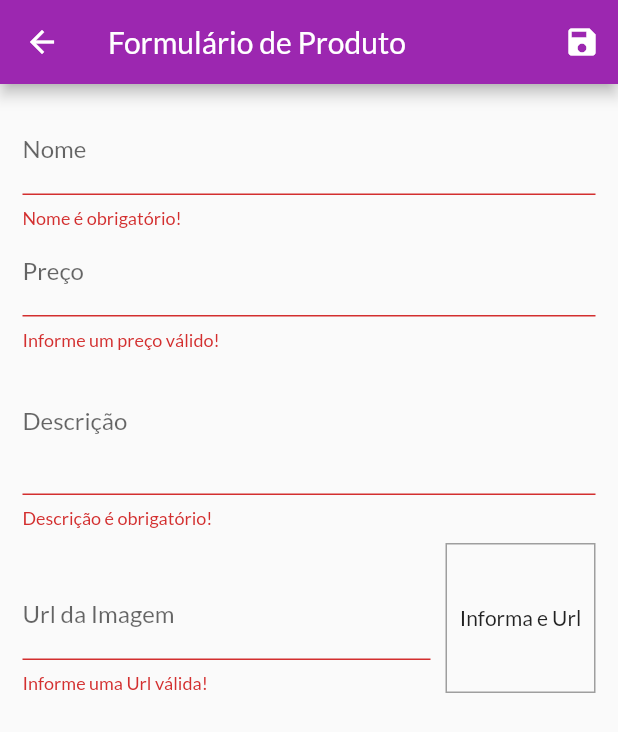
After one commit to romildoalimajr/shop, a Flutter app: the ProductFormPage screen opened by its route, after a tap on the "save" icon, on a phone screen of 412 x 824 dp. The commit adds this screen. Shown: the top 732 px of the screen. Run offline on Flutter 3.47's test engine with Material 2 defaults, Android fonts, the phone set to English and light mode, and no system bars; network calls fail.

Commit message:
Implementação dos métodos CRUD + formulários

```diff
--- a/lib/components/product_grid.dart
+++ b/lib/components/product_grid.dart
@@ -1,13 +1,13 @@
 import 'package:flutter/material.dart';
 import 'package:provider/provider.dart';
-import 'package:shop/components/product_item.dart';
+import 'package:shop/components/product_grid_item.dart';
 import '../models/product.dart';
 import '../models/product_list.dart';
 
 class ProductGrid extends StatelessWidget {
   final bool showFavoriteOnly;
 
-  ProductGrid(this.showFavoriteOnly);
+  ProductGrid(this.showFavoriteOnly, {super.key});
 
   @override
   Widget build(BuildContext context) {
@@ -20,7 +20,7 @@ class ProductGrid extends StatelessWidget {
       itemCount: loadedProducts.length,
       itemBuilder: (ctx, i) => ChangeNotifierProvider.value(
         value: loadedProducts[i],
-        child: ProductItem(),
+        child: ProductGridItem(),
       ),
       gridDelegate: const SliverGridDelegateWithFixedCrossAxisCount(
         crossAxisCount: 2,
--- a/lib/main.dart
+++ b/lib/main.dart
@@ -5,6 +5,8 @@ import 'package:shop/models/product_list.dart';
 import 'package:shop/pages/cart_page.dart';
 import 'package:shop/pages/orders_page.dart';
 import 'package:shop/pages/product_detail_page.dart';
+import 'package:shop/pages/product_form_page.dart';
+import 'package:shop/pages/products_page.dart';
 import 'models/cart.dart';
 import 'pages/products_overview_page.dart';
 import 'package:shop/utils/app_routes.dart';
@@ -42,6 +44,8 @@ class MyApp extends StatelessWidget {
           AppRoutes.PRODUCT_DETAIL: (context) => const ProductDetailPage(),
           AppRoutes.CART: (context) => const CartPage(),
           AppRoutes.ORDERS: (context) => const OrdersPage(),
+          AppRoutes.PRODUCTS: (context) => const ProductsPage(),
+          AppRoutes.PRODUCT_FORM: (context) => const ProductFormPage(),
         },
       ),
     );
--- a/lib/pages/counter_page.dart
+++ b/lib/pages/counter_page.dart
@@ -32,7 +32,7 @@ class _CounterPageState extends State<CounterPage> {
             },
           ),
           IconButton(
-            icon: Icon(Icons.remove),
+            icon: const Icon(Icons.remove),
             onPressed: () {
               setState(() {
                 provider?.state.dec();
--- /dev/null
+++ b/lib/pages/product_form_page.dart
@@ -0,0 +1,229 @@
+import 'package:flutter/material.dart';
+import 'package:provider/provider.dart';
+import 'package:shop/models/product.dart';
+import 'package:shop/models/product_list.dart';
+
+class ProductFormPage extends StatefulWidget {
+  const ProductFormPage({super.key});
+
+  @override
+  State<ProductFormPage> createState() => _ProductFormPageState();
+}
+
+class _ProductFormPageState extends State<ProductFormPage> {
+  final _priceFocus = FocusNode();
+  final _descriptionFocus = FocusNode();
+
+  final _imageUrlFocus = FocusNode();
+  final _imageUrlController = TextEditingController();
+
+  final _formKey = GlobalKey<FormState>();
+  final _formData = <String, Object>{};
+
+  @override
+  void initState() {
+    // TODO: implement initState
+    super.initState();
+    _imageUrlFocus.addListener(updateImage);
+  }
+
+  @override
+  void didChangeDependencies() {
+    // TODO: implement didChangeDependencies
+    super.didChangeDependencies();
+
+    if (_formData.isEmpty) {
+      final arg = ModalRoute.of(context)?.settings.arguments;
+
+      if (arg != null) {
+        final product = arg as Product;
+        _formData['id'] = product.id;
+        _formData['name'] = product.name;
+        _formData['price'] = product.price;
+        _formData['description'] = product.description;
+        _formData['imageUrl'] = product.imageUrl;
+
+        _imageUrlController.text = product.imageUrl;
+      }
+    }
+  }
+
+  @override
+  void dispose() {
+    super.dispose();
+    _priceFocus.dispose();
+    _descriptionFocus.dispose();
+
+    _imageUrlFocus.removeListener(updateImage);
+    _imageUrlFocus.dispose();
+  }
+
+  void updateImage() {
+    setState(() {});
+  }
+
+  bool isValidImageUrl(String url) {
+    bool isValidUrl = Uri.tryParse(url)?.hasAbsolutePath ?? false;
+    bool endsWithFile = url.toLowerCase().endsWith('.jpg') ||
+        url.toLowerCase().endsWith('.png') ||
+        url.toLowerCase().endsWith('.jpeg');
+
+    return isValidUrl && endsWithFile;
+  }
+
+  void _submitForm() {
+    final isValid = _formKey.currentState?.validate() ?? false;
+
+    if (!isValid) {
+      return;
+    }
+
+    _formKey.currentState?.save();
+
+    Provider.of<ProductList>(
+      context,
+      listen: false,
+    ).saveProduct(_formData);
+
+    Navigator.of(context).pop();
+  }
+
+  @override
+  Widget build(BuildContext context) {
+    return Scaffold(
+      appBar: AppBar(
+        title: const Text('Formulário de Produto'),
+        actions: [
+          IconButton(
+            onPressed: _submitForm,
+            icon: const Icon(Icons.save),
+          ),
+        ],
+      ),
+      body: Padding(
+        padding: const EdgeInsets.all(15),
+        child: Form(
+          key: _formKey,
+          child: ListView(
+            children: [
+              TextFormField(
+                initialValue: _formData['name']?.toString(),
+                decoration: const InputDecoration(
+                  labelText: 'Nome',
+                ),
+                textInputAction: TextInputAction.next,
+                onFieldSubmitted: (_) {
+                  FocusScope.of(context).requestFocus(_priceFocus);
+                },
+                onSaved: (name) => _formData['name'] = name ?? '',
+                validator: (_name) {
+                  final name = _name ?? '';
+
+                  if (name.trim().isEmpty) {
+                    return 'Nome é obrigatório!';
+                  }
+                  if (name.trim().length < 3) {
+                    return 'Nome precisa no mínimo de 2 letras';
+                  }
+                  return null;
+                },
+              ),
+              TextFormField(
+                initialValue: _formData['price']?.toString(),
+                decoration: const InputDecoration(labelText: 'Preço'),
+                textInputAction: TextInputAction.next,
+                focusNode: _priceFocus,
+                keyboardType: const TextInputType.numberWithOptions(
+                  decimal: true,
+                  signed: true,
+                ),
+                onFieldSubmitted: (_) {
+                  FocusScope.of(context).requestFocus(_descriptionFocus);
+                },
+                onSaved: (price) =>
+                    _formData['price'] = price ?? double.parse(price ?? '0'),
+                validator: (_price) {
+                  final priceString = _price ?? '';
+                  final price = double.tryParse(priceString) ?? -1;
+                  if (price <= 0) {
+                    return 'Informe um preço válido!';
+                  }
+
+                  return null;
+                },
+              ),
+              TextFormField(
+                initialValue: _formData['description']?.toString(),
+                decoration: const InputDecoration(labelText: 'Descrição'),
+                keyboardType: TextInputType.multiline,
+                focusNode: _descriptionFocus,
+                maxLines: 3,
+                onSaved: (description) =>
+                    _formData['description'] = description ?? '',
+                validator: (_description) {
+                  final description = _description ?? '';
+
+                  if (description.trim().isEmpty) {
+                    return 'Descrição é obrigatório!';
+                  }
+                  if (description.trim().length < 10) {
+                    return 'Descrição precisa no mínimo de 10 letras';
+                  }
+                  return null;
+                },
+              ),
+              Row(
+                crossAxisAlignment: CrossAxisAlignment.end,
+                children: [
+                  Expanded(
+                    child: TextFormField(
+                      decoration:
+                          const InputDecoration(labelText: 'Url da Imagem'),
+                      focusNode: _imageUrlFocus,
+                      textInputAction: TextInputAction.done,
+                      keyboardType: TextInputType.url,
+                      controller: _imageUrlController,
+                      onFieldSubmitted: (_) => _submitForm(),
+                      onSaved: (imageUrl) =>
+                          _formData['imageUrl'] = imageUrl ?? '',
+                      validator: (_imageUrl) {
+                        final imageUrl = _imageUrl ?? '';
+
+                        if (!isValidImageUrl(imageUrl)) {
+                          return 'Informe uma Url válida!';
+                        }
+
+                        return null;
+                      },
+                    ),
+                  ),
+                  Container(
+                    height: 100,
+                    width: 100,
+                    margin: const EdgeInsets.only(
+                      top: 10,
+                      left: 10,
+                    ),
+                    decoration: BoxDecoration(
+                      border: Border.all(
+                        color: Colors.grey,
+                        width: 1,
+                      ),
+                    ),
+                    alignment: Alignment.center,
+                    child: _imageUrlController.text.isEmpty
+                        ? const Text('Informa e Url')
+                        : FittedBox(
+                            fit: BoxFit.cover,
+                            child: Image.network(_imageUrlController.text),
+                          ),
+                  ),
+                ],
+              ),
+            ],
+          ),
+        ),
+      ),
+    );
+  }
+}
--- a/lib/pages/products_overview_page.dart
+++ b/lib/pages/products_overview_page.dart
@@ -28,7 +28,7 @@ class _ProductsOverviewPageState extends State<ProductsOverviewPage> {
         title: const Text('Minha Loja'),
         actions: [
           PopupMenuButton(
-            icon: Icon(Icons.more_vert),
+            icon: const Icon(Icons.more_vert),
             itemBuilder: (_) => [
               const PopupMenuItem(
                 value: FilterOptions.Favorite,
--- a/lib/utils/app_routes.dart
+++ b/lib/utils/app_routes.dart
@@ -3,4 +3,6 @@ class AppRoutes {
   static const PRODUCT_DETAIL = '/product-detail';
   static const CART = '/cart';
   static const ORDERS = '/orders';
+  static const PRODUCTS = '/products';
+  static const PRODUCT_FORM = '/product-form';
 }
```
Also changed, not shown: lib/components/app_drawer.dart (+10 -0 lines), lib/components/cart_item.dart (+27 -2 lines), lib/components/product_grid_item.dart (added, +77 -0 lines), lib/components/product_item.dart (+55 -47 lines), lib/models/cart.dart (+21 -0 lines), lib/models/product_list.dart (+40 -1 lines), lib/pages/products_page.dart (added, +41 -0 lines).
